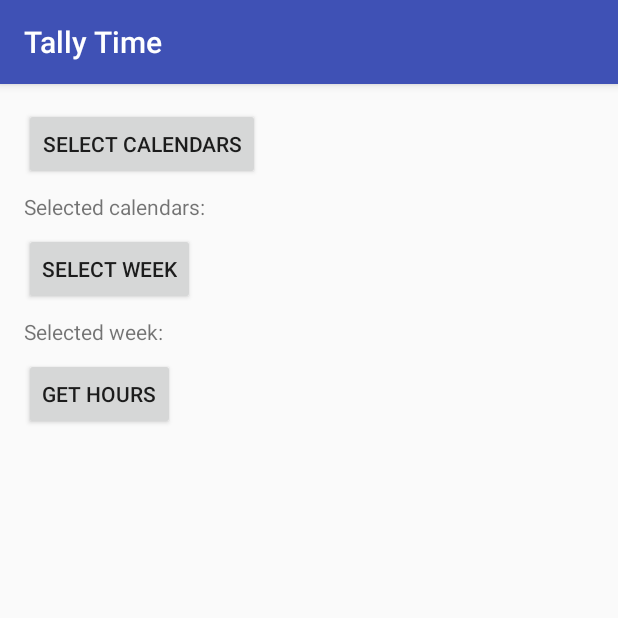
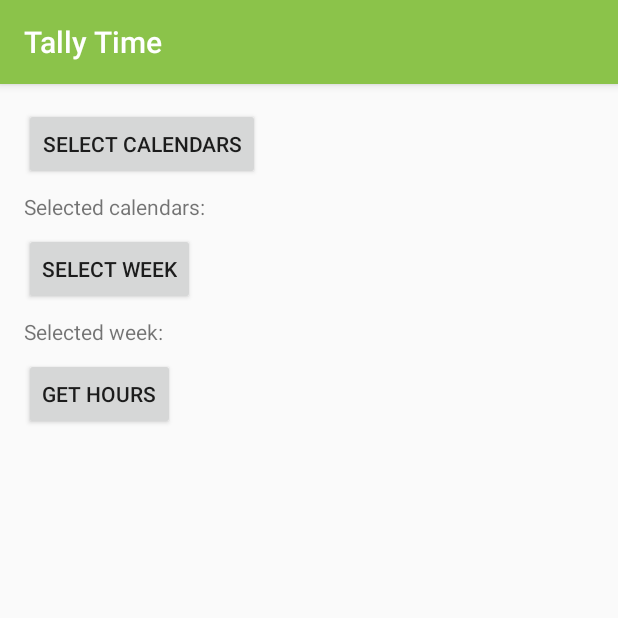
Before and after one commit to mvescovo/tallytime, an Android app: the screen it shows after launch (MainActivity), on a phone screen of 412 x 824 dp, the top half of it. Run offline under Robolectric (Android 15) with nearby library versions, the phone set to English and light mode, and no system bars; our stand-ins replace ButterKnife; libraries missing offline, so code that uses them is left out: com.google.api.client, com.google.api.services, pub.devrel.easypermissions; 4 statements that could not run were skipped.

Commit message:
style: Change primary and accent colours

```diff
--- a/app/src/main/res/values/colors.xml
+++ b/app/src/main/res/values/colors.xml
@@ -1,6 +1,6 @@
 <?xml version="1.0" encoding="utf-8"?>
 <resources>
-    <color name="colorPrimary">#3F51B5</color>
-    <color name="colorPrimaryDark">#303F9F</color>
-    <color name="colorAccent">#FF4081</color>
+    <color name="colorPrimary">#8BC34A</color>
+    <color name="colorPrimaryDark">#33691E</color>
+    <color name="colorAccent">#FFD740</color>
 </resources>
```
